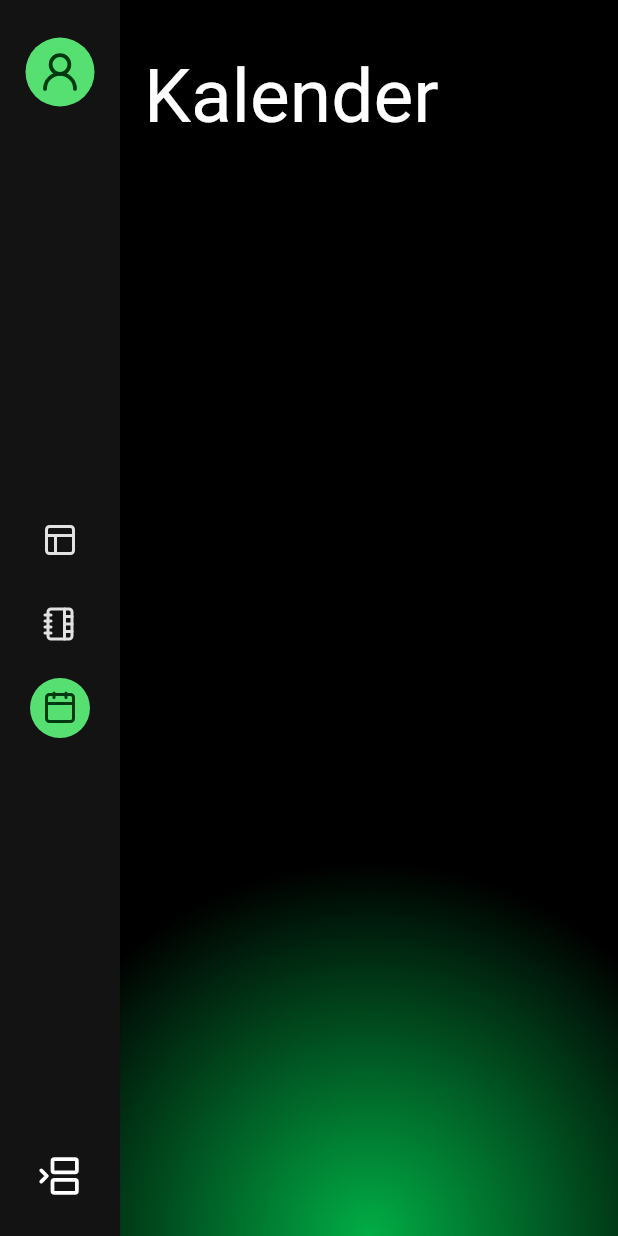
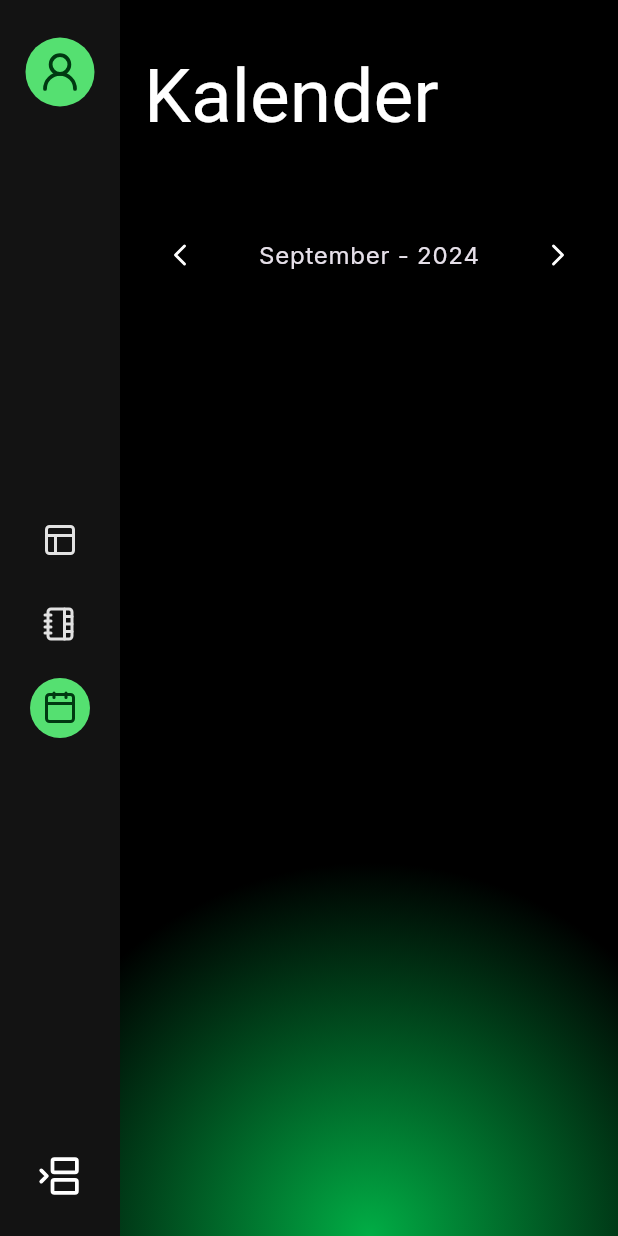
Before and after one commit to zTomz/schulplaner, a Flutter app: the CalendarPage screen opened by its route, on a phone screen of 412 x 824 dp. Run offline on Flutter 3.47's test engine with Material 3 defaults, Android fonts, the phone set to English and light mode, and no system bars; our stand-ins replace auto_route, equatable, flutter_colorpicker, flutter_hooks, flutter_lucide, flutter_svg and 1 more.

Commit message:
Create calendar view header

```diff
--- a/lib/features/calendar/calendar_page.dart
+++ b/lib/features/calendar/calendar_page.dart
@@ -1,7 +1,9 @@
 import 'package:auto_route/auto_route.dart';
 import 'package:flutter/material.dart';
+import 'package:schulplaner/common/constants/numbers.dart';
 import 'package:schulplaner/common/widgets/custom_app_bar.dart';
 import 'package:schulplaner/common/widgets/gradient_scaffold.dart';
+import 'package:schulplaner/features/calendar/widgets/calendar_view.dart';
 
 @RoutePage()
 class CalendarPage extends StatelessWidget {
@@ -13,7 +15,12 @@ class CalendarPage extends StatelessWidget {
       appBar: const CustomAppBar(
         title: Text("Kalender"),
       ),
-      body: SizedBox(),
+      body: Padding(
+        padding: const EdgeInsets.all(Spacing.medium),
+        child: CalendarView(
+          startDate: DateTime.now(),
+        ),
+      ),
     );
   }
 }
--- /dev/null
+++ b/lib/features/calendar/widgets/calendar_view.dart
@@ -0,0 +1,62 @@
+import 'package:flutter/material.dart';
+import 'package:flutter_hooks/flutter_hooks.dart';
+import 'package:flutter_lucide/flutter_lucide.dart';
+import 'package:schulplaner/common/extensions/date_time_extension.dart';
+
+class CalendarView extends HookWidget {
+  final DateTime startDate;
+
+  const CalendarView({
+    super.key,
+    required this.startDate,
+  });
+
+  @override
+  Widget build(BuildContext context) {
+    final currentMonth = useState<DateTime>(startDate);
+
+    return Column(
+      children: [
+        // The header of the calendar view
+        Row(
+          mainAxisAlignment: MainAxisAlignment.spaceBetween,
+          children: [
+            IconButton(
+              onPressed: () {
+                currentMonth.value = currentMonth.value
+                    .copyWith(month: currentMonth.value.month - 1);
+              },
+              icon: const Icon(LucideIcons.chevron_left),
+            ),
+            TextButton(
+              onPressed: () async {
+                final DateTime? result = await showDatePicker(
+                  context: context,
+                  initialDate: currentMonth.value,
+                  firstDate: DateTime.utc(2008),
+                  lastDate: DateTime.utc(2055),
+                );
+
+                if (result != null) {
+                  currentMonth.value = result;
+                }
+              },
+              child: Text(
+                "${currentMonth.value.monthString} - ${currentMonth.value.year}",
+                style: Theme.of(context).textTheme.bodyLarge,
+              ),
+            ),
+            IconButton(
+              onPressed: () {
+                // TODO: Go to next month
+                currentMonth.value = currentMonth.value
+                    .copyWith(month: currentMonth.value.month + 1);
+              },
+              icon: const Icon(LucideIcons.chevron_right),
+            ),
+          ],
+        ),
+      ],
+    );
+  }
+}
```
Also changed, not shown: lib/common/extensions/date_time_extension.dart (added, +32 -0 lines), lib/common/models/event.dart (added, +57 -0 lines).
